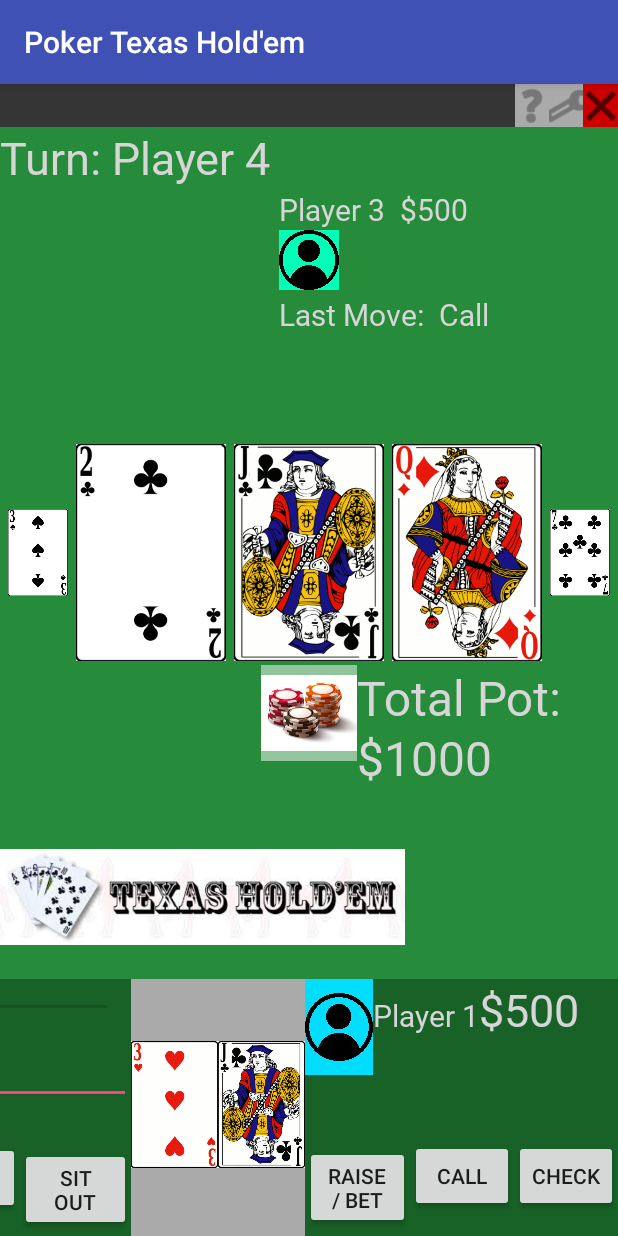
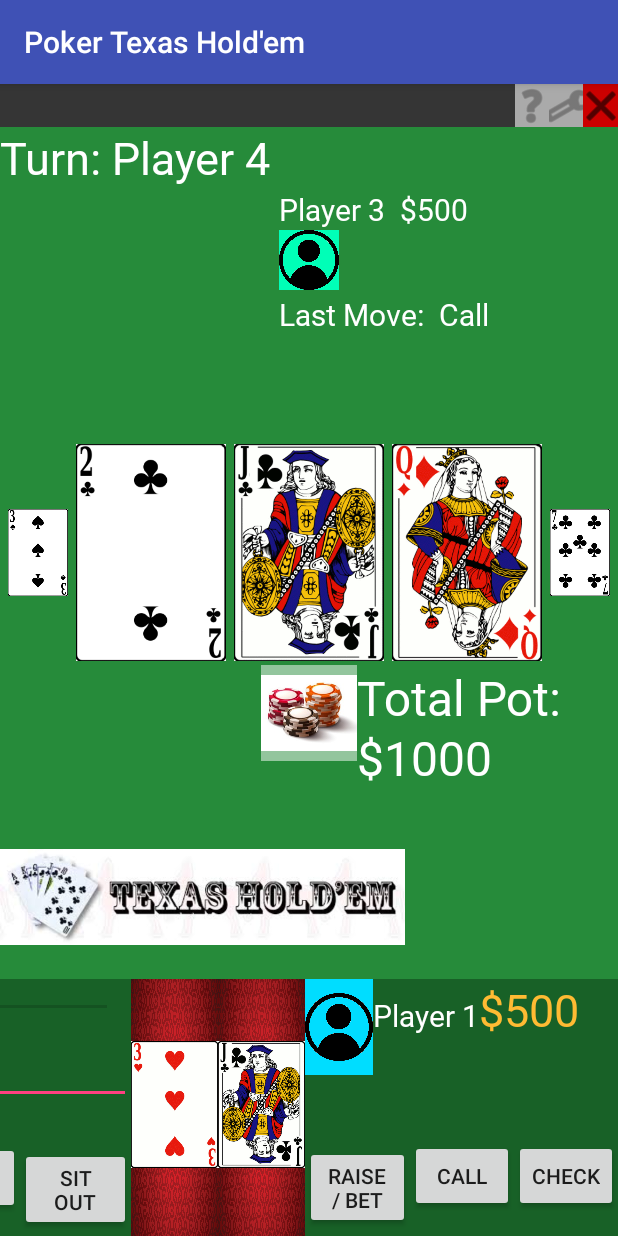
Before and after one commit to bellosil21/pokerTexasHoldEm, an Android app: the screen it shows after launch (MainActivity), on a phone screen of 412 x 824 dp. Run offline under Robolectric (Android 15) with nearby library versions, the phone set to English and light mode, and no system bars; 7 statements that could not run were skipped.

Commit message:
Fixed some weird bugs on the GUI

```diff
--- a/app/src/main/AndroidManifest.xml
+++ b/app/src/main/AndroidManifest.xml
@@ -16,6 +16,9 @@
                 <category android:name="android.intent.category.LAUNCHER" />
             </intent-filter>
         </activity>
+        <meta-data
+            android:name="preloaded_fonts"
+            android:resource="@array/preloaded_fonts" />
     </application>
 
 </manifest>
--- a/app/src/main/res/layout/activity_main.xml
+++ b/app/src/main/res/layout/activity_main.xml
@@ -68,7 +68,7 @@
             android:layout_width="wrap_content"
             android:layout_height="wrap_content"
             android:text="Turn: Player 4"
-            android:textColor="@color/white"
+            android:textColor="@android:color/white"
             android:textSize="30dp"
             app:fontFamily="@font/anton" />
 
@@ -80,7 +80,7 @@
             android:layout_toRightOf="@id/player2Name"
             android:layout_marginHorizontal="10dp"
             android:text="$500"
-            android:textColor="@color/white"
+            android:textColor="@android:color/white"
             android:textSize="20dp"
             app:fontFamily="@font/anton" />
 
@@ -101,7 +101,7 @@
             android:layout_above="@+id/player2"
             android:layout_alignLeft="@id/player2"
             android:text="Player 2"
-            android:textColor="@color/white"
+            android:textColor="@android:color/white"
             android:textSize="20dp"
             app:fontFamily="@font/anton" />
 
@@ -112,7 +112,7 @@
             android:layout_below="@id/player2"
             android:layout_alignLeft="@id/player2"
             android:text="Last Move:"
-            android:textColor="@color/white"
+            android:textColor="@android:color/white"
             android:textSize="20dp"
             app:fontFamily="@font/anton" />
 
@@ -121,10 +121,10 @@
             android:layout_width="wrap_content"
             android:layout_height="wrap_content"
             android:layout_below="@id/player2"
+            android:layout_marginHorizontal="10dp"
             android:layout_toRightOf="@id/player2LM"
-            android:layout_marginHorizontal="10dp"
             android:text="Fold"
-            android:textColor="@color/white"
+            android:textColor="@android:color/white"
             android:textSize="20dp"
             app:fontFamily="@font/anton" />
 
@@ -146,7 +146,7 @@
             android:layout_toRightOf="@id/player3Name"
             android:layout_marginHorizontal="10dp"
             android:text="$500"
-            android:textColor="@color/white"
+            android:textColor="@android:color/white"
             android:textSize="20dp"
             app:fontFamily="@font/anton" />
 
@@ -158,7 +158,7 @@
             android:layout_alignLeft="@id/player3"
             android:layout_marginBottom="70dp"
             android:text="Last Move:"
-            android:textColor="@color/white"
+            android:textColor="@android:color/white"
             android:textSize="20dp"
             app:fontFamily="@font/anton" />
 
@@ -171,7 +171,7 @@
             android:layout_marginBottom="70dp"
             android:layout_marginHorizontal="10dp"
             android:text="Call"
-            android:textColor="@color/white"
+            android:textColor="@android:color/white"
             android:textSize="20dp"
             app:fontFamily="@font/anton" />
 
@@ -182,7 +182,7 @@
             android:layout_above="@+id/player3"
             android:layout_alignLeft="@id/player3"
             android:text="Player 3"
-            android:textColor="@color/white"
+            android:textColor="@android:color/white"
             android:textSize="20dp"
             app:fontFamily="@font/anton" />
 
@@ -204,7 +204,7 @@
             android:layout_toRightOf="@id/player4Name"
             android:layout_marginHorizontal="10dp"
             android:text="$500"
-            android:textColor="@color/white"
+            android:textColor="@android:color/white"
             android:textSize="20dp"
             app:fontFamily="@font/anton" />
 
@@ -215,7 +215,7 @@
             android:layout_above="@+id/player4"
             android:layout_alignLeft="@id/player4"
             android:text="Player 4"
-            android:textColor="@color/white"
+            android:textColor="@android:color/white"
             android:textSize="20dp"
             app:fontFamily="@font/anton" />
 
@@ -226,7 +226,7 @@
             android:layout_below="@id/player4"
             android:layout_alignLeft="@id/player4"
             android:text="Last Move:"
-            android:textColor="@color/white"
+            android:textColor="@android:color/white"
             android:textSize="20dp"
             app:fontFamily="@font/anton" />
 
@@ -238,7 +238,7 @@
             android:layout_toRightOf="@id/player4LM"
             android:layout_marginHorizontal="10dp"
             android:text="Bet $100"
-            android:textColor="@color/white"
+            android:textColor="@android:color/white"
             android:textSize="20dp"
             app:fontFamily="@font/anton" />
 
@@ -324,7 +324,7 @@
             android:layout_toRightOf="@id/chipStack"
             android:text="$1000"
             android:textSize="32dp"
-            android:textColor="@color/white"
+            android:textColor="@android:color/white"
             app:fontFamily="@font/anton" />
 
         <TextView
@@ -335,7 +335,7 @@
             android:layout_marginTop="0dp"
             android:layout_toRightOf="@id/chipStack"
             android:text="Total Pot:"
-            android:textColor="@color/white"
+            android:textColor="@android:color/white"
             android:textSize="32dp"
             app:fontFamily="@font/anton" />
 
@@ -384,9 +384,9 @@
                     android:ems="10"
                     android:hint="Place Bets"
                     android:inputType="number"
-                    android:textColor="@color/Yellow"
+                    android:textColor="@android:color/holo_orange_light"
                     android:textColorHighlight="@android:color/darker_gray"
-                    android:textColorHint="@color/Yellow"
+                    android:textColorHint="@android:color/holo_orange_light"
                     app:fontFamily="@font/anton" />
 
             </LinearLayout>
@@ -433,7 +433,7 @@
             android:layout_height="175dp"
             android:layout_weight="1"
             android:adjustViewBounds="true"
-            android:background="@android:color/darker_gray"
+            android:background="@drawable/background"
             app:srcCompat="@drawable/card_3h" />
 
         <ImageView
@@ -442,7 +442,7 @@
             android:layout_height="175dp"
             android:layout_weight="1"
             android:adjustViewBounds="true"
-            android:background="@android:color/darker_gray"
+            android:background="@drawable/background"
             app:srcCompat="@drawable/card_jc" />
 
         <Space
@@ -478,7 +478,7 @@
                     android:layout_height="wrap_content"
                     android:layout_below="@+id/player1"
                     android:text="Player 1"
-                    android:textColor="@color/white"
+                    android:textColor="@android:color/white"
                     android:textSize="20dp"
                     app:fontFamily="@font/anton" />
 
@@ -488,7 +488,7 @@
                     android:layout_height="wrap_content"
                     android:layout_weight="1"
                     android:text="$500"
-                    android:textColor="@color/Yellow"
+                    android:textColor="@android:color/holo_orange_light"
                     android:textSize="30dp"
                     app:fontFamily="@font/anton" />
             </LinearLayout>
```
